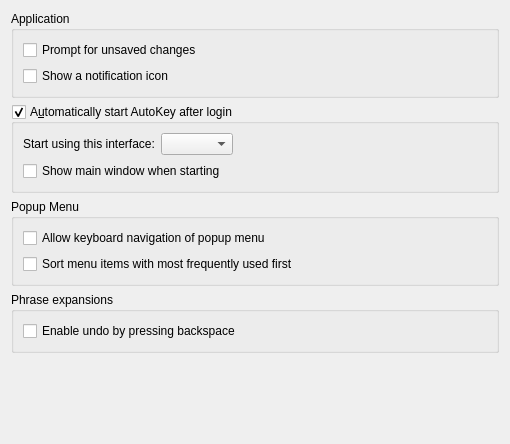
Before: the Qt Designer form lib/autokey/qtui/resources/ui/generalsettings.ui in autokey/autokey, drawn with Qt 5.
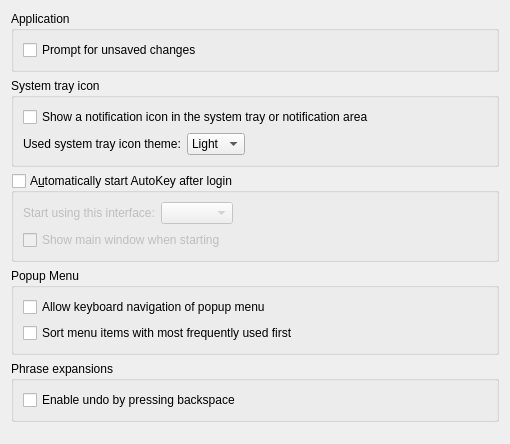
After: the same form once the commit is applied. Icons and pictures are not drawn.

Commit message: Qt: Add the notification icon theme selection to the settings dialogue.

Patch:
```diff
--- a/lib/autokey/qtui/resources/ui/generalsettings.ui
+++ b/lib/autokey/qtui/resources/ui/generalsettings.ui
@@ -27,10 +27,62 @@
         </property>
        </widget>
       </item>
-      <item>
+     </layout>
+    </widget>
+   </item>
+   <item>
+    <widget class="QGroupBox" name="system_tray_groupbox">
+     <property name="title">
+      <string>System tray icon</string>
+     </property>
+     <layout class="QGridLayout" name="gridLayout_2">
+      <item row="1" column="2">
+       <spacer name="system_tray_horizontal_spacer">
+        <property name="orientation">
+         <enum>Qt::Horizontal</enum>
+        </property>
+        <property name="sizeHint" stdset="0">
+         <size>
+          <width>40</width>
+          <height>20</height>
+         </size>
+        </property>
+       </spacer>
+      </item>
+      <item row="1" column="1">
+       <widget class="QComboBox" name="system_tray_icon_theme_combobox">
+        <property name="toolTip">
+         <string>Choose between a light and a dark icon theme.</string>
+        </property>
+        <item>
+         <property name="text">
+          <string>Light</string>
+         </property>
+         <property name="icon">
+          <iconset theme="autokey-status"/>
+         </property>
+        </item>
+        <item>
+         <property name="text">
+          <string>Dark</string>
+         </property>
+         <property name="icon">
+          <iconset theme="autokey-status-dark"/>
+         </property>
+        </item>
+       </widget>
+      </item>
+      <item row="1" column="0">
+       <widget class="QLabel" name="system_tray_icon_theme_label">
+        <property name="text">
+         <string>Used system tray icon theme:</string>
+        </property>
+       </widget>
+      </item>
+      <item row="0" column="0" colspan="3">
        <widget class="QCheckBox" name="show_tray_checkbox">
         <property name="text">
-         <string>Show a notification icon</string>
+         <string>Show a notification icon in the system tray or notification area</string>
         </property>
        </widget>
       </item>
@@ -51,6 +103,9 @@
      <property name="checkable">
       <bool>true</bool>
      </property>
+     <property name="checked">
+      <bool>false</bool>
+     </property>
      <layout class="QGridLayout" name="gridLayout">
       <item row="0" column="2">
        <spacer name="horizontal_spacer">
```
Left out of the diff: 18 changed lines with no effect on the pictures. The commit also changes 1 other file.
